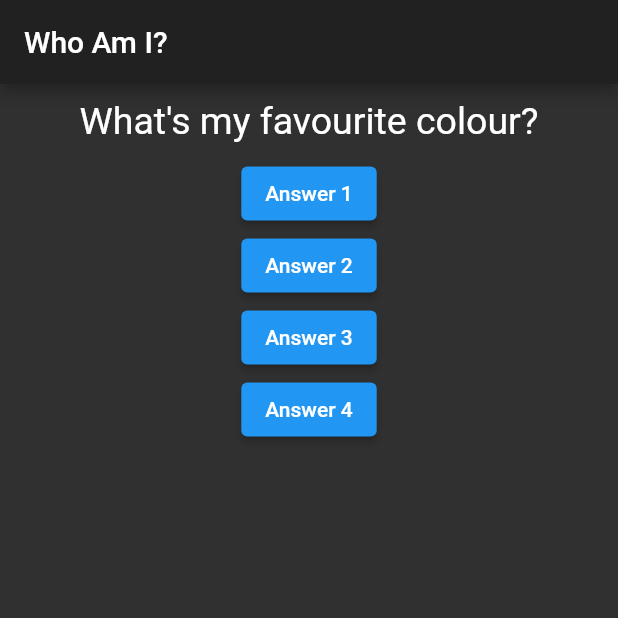
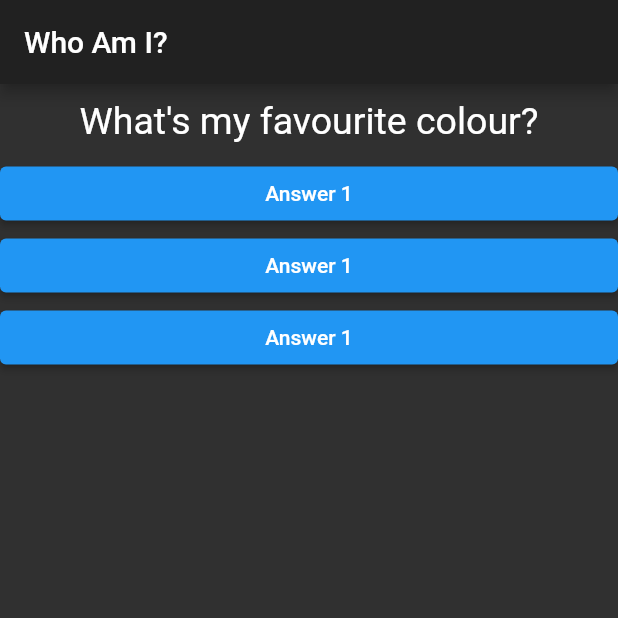
Before and after one commit to karan-17/Flutter-Learning-Quiz-App, a Flutter app: the screen it shows after launch, on a phone screen of 412 x 824 dp, the top half of it. Run offline on Flutter 3.47's test engine with Material 2 defaults, Android fonts, the phone set to English and light mode, and no system bars.

Commit message:
splitting custom widget

```diff
--- a/lib/main.dart
+++ b/lib/main.dart
@@ -1,5 +1,7 @@
 import 'package:flutter/material.dart';
 import 'package:quiz_app/question.dart';
+import 'package:quiz_app/answer.dart';
+
 void main() => runApp(MyApp());
 //class Person{
 // String name;
@@ -37,15 +39,11 @@ class _MyAppState extends State<MyApp> {
         ),
         body: Column(
           children: [
-            Question(questions[_questionIndex]),
-            ElevatedButton(onPressed: _answerQuestion,
-              child: Text('Answer 1'),),
-            ElevatedButton(onPressed: ()=> print('Answer 2 chosen'),//anonymous function
-                child: Text('Answer 2')),
-            ElevatedButton(onPressed: ()=> print('Answer 3 chosen'),
-                child: Text('Answer 3')),
-            ElevatedButton(onPressed: ()=> print('Answer 4 chosen'),
-                child: Text('Answer 4')),
+            Question(questions[_questionIndex]
+            ),
+            Answer(_answerQuestion),
+            Answer(_answerQuestion),
+            Answer(_answerQuestion),
           ],
         ),
       ),
```
